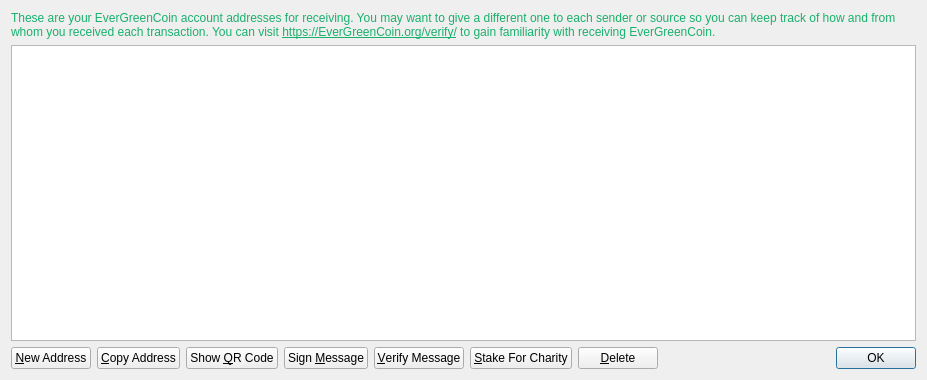
EverGreenCoinDev/EverGreenCoin, file src/qt/forms/addressbookpage.ui: the form before one commit.
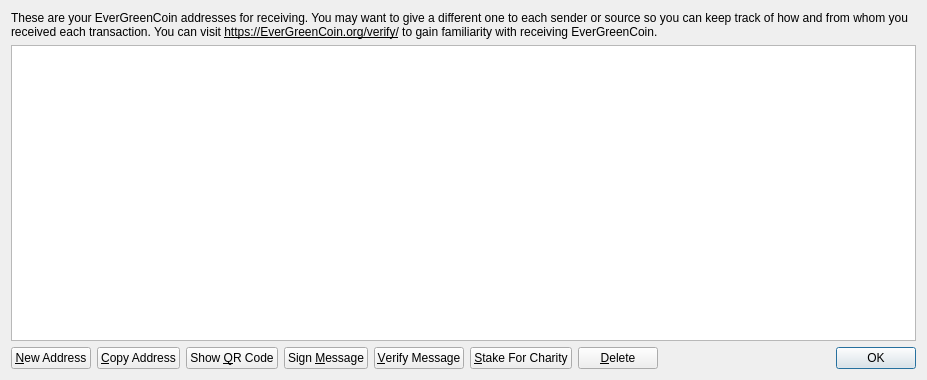
The form after the commit. Icons and pictures are not drawn.

```diff
--- a/src/qt/forms/addressbookpage.ui
+++ b/src/qt/forms/addressbookpage.ui
@@ -13,6 +13,9 @@
   <property name="windowTitle">
    <string>Address Book</string>
   </property>
+  <property name="styleSheet">
+   <string notr="true"/>
+  </property>
   <layout class="QVBoxLayout" name="verticalLayout">
    <item>
     <widget class="QLabel" name="labelExplanation">
@@ -24,7 +27,7 @@
 &lt;html&gt;&lt;head&gt;&lt;meta name=&quot;qrichtext&quot; content=&quot;1&quot; /&gt;&lt;style type=&quot;text/css&quot;&gt;
 p, li { white-space: pre-wrap; }
 &lt;/style&gt;&lt;/head&gt;&lt;body style=&quot; font-family:'Sans Serif'; font-size:9pt; font-weight:400; font-style:normal;&quot;&gt;
-&lt;p style=&quot; margin-top:12px; margin-bottom:12px; margin-left:0px; margin-right:0px; -qt-block-indent:0; text-indent:0px;&quot;&gt;These are your EverGreenCoin account addresses for receiving. You may want to give a different one to each sender or source so you can keep track of how and from whom you received each transaction. You can visit &lt;a href=&quot;https://EverGreenCoin.org/verify/&quot;&gt;&lt;span style=&quot; text-decoration: underline; color:#1ab06c;&quot;&gt;https://EverGreenCoin.org/verify/&lt;/span&gt;&lt;/a&gt; to gain familiarity with receiving EverGreenCoin.&lt;/p&gt;&lt;/body&gt;&lt;/html&gt;</string>
+&lt;p style=&quot; margin-top:12px; margin-bottom:12px; margin-left:0px; margin-right:0px; -qt-block-indent:0; text-indent:0px;&quot;&gt;&lt;span style=&quot; color:#000000;&quot;&gt;These are your EverGreenCoin addresses for receiving. You may want to give a different one to each sender or source so you can keep track of how and from whom you received each transaction. You can visit &lt;/span&gt;&lt;a href=&quot;https://EverGreenCoin.org/verify/&quot;&gt;&lt;span style=&quot; text-decoration: underline; color:#000000;&quot;&gt;https://EverGreenCoin.org/verify/&lt;/span&gt;&lt;/a&gt;&lt;span style=&quot; color:#000000;&quot;&gt; to gain familiarity with receiving EverGreenCoin.&lt;/span&gt;&lt;/p&gt;&lt;/body&gt;&lt;/html&gt;</string>
      </property>
      <property name="textFormat">
       <enum>Qt::RichText</enum>
```
